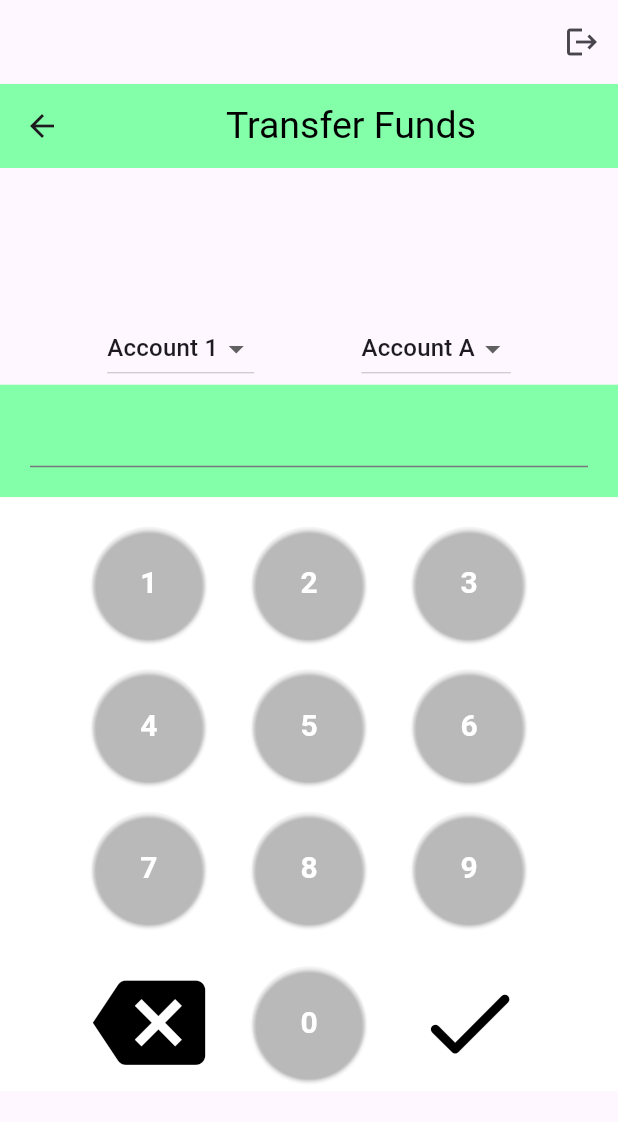
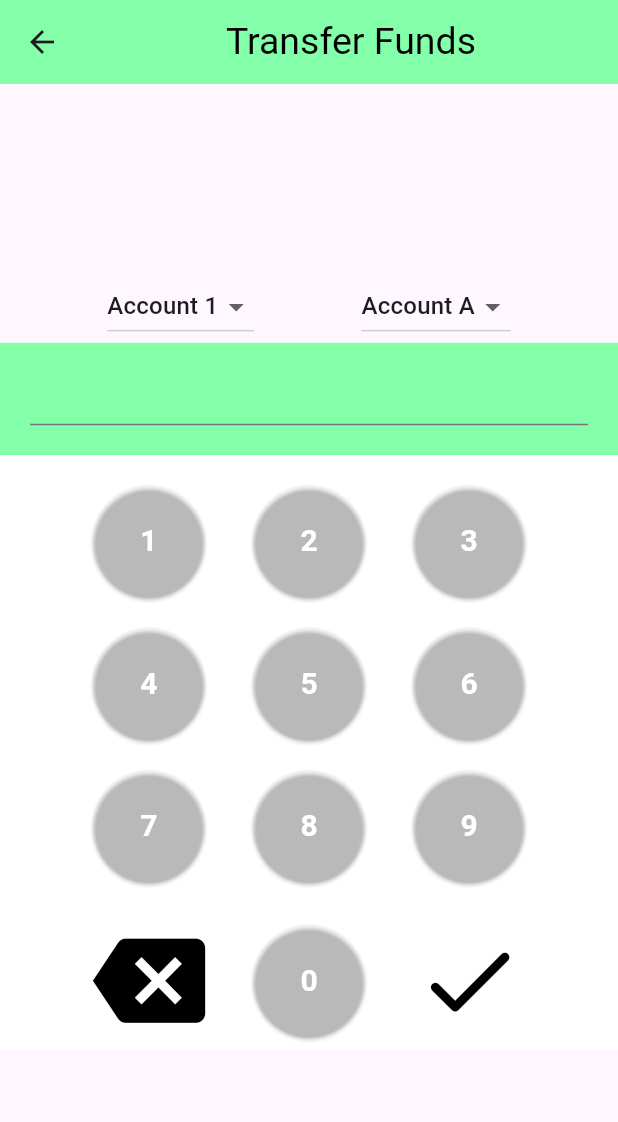
Before and after one commit to kosungjunmichael/gai3008_finalProject, a Flutter app: the screen it shows once a user with an empty profile is signed in, after a tap on the "swap horiz" icon, on a phone screen of 412 x 824 dp. Shown: the top 1122 px of the screen. Run offline on Flutter 3.47's test engine with Material 3 defaults, Android fonts, the phone set to English and light mode, and no system bars; our stand-ins replace cloud_firestore, firebase_auth, firebase_core; accounts and stored records are empty; network calls fail.

Commit message:
staged merge

```diff
--- a/lib/models/transfer_model.dart
+++ b/lib/models/transfer_model.dart
@@ -20,9 +20,9 @@ class NumPad extends StatelessWidget {
 
   @override
   Widget build(BuildContext context) {
-    return Container(
+    return SingleChildScrollView(
+      child: Container(
       margin: const EdgeInsets.only(left: 30, right: 30),
-      child: SingleChildScrollView(
       child: Column(
         children: [
           const SizedBox(height: 20),
--- a/lib/pages/home_page.dart
+++ b/lib/pages/home_page.dart
@@ -5,7 +5,6 @@ import 'hub_page.dart';
 class HomePage extends StatelessWidget {
   HomePage({super.key});
 
-  //sign user out method
   void signUserOut() {
     FirebaseAuth.instance.signOut();
   }
@@ -13,9 +12,6 @@ class HomePage extends StatelessWidget {
   @override
   Widget build(BuildContext context) {
     return Scaffold(
-      appBar: AppBar(actions: [
-        IconButton(onPressed: signUserOut, icon: Icon(Icons.logout))
-      ]),
       body:
           // Center(child: Text("LOGGED IN AS: ${user.email}"))
           const MyHomePage(),
```
